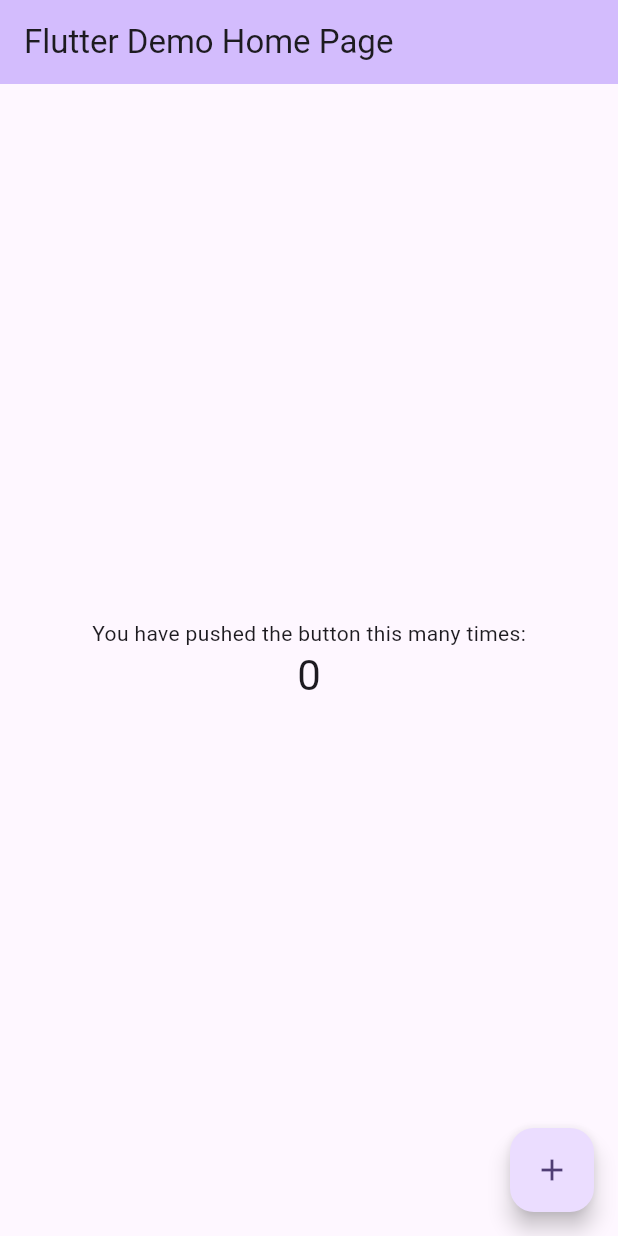
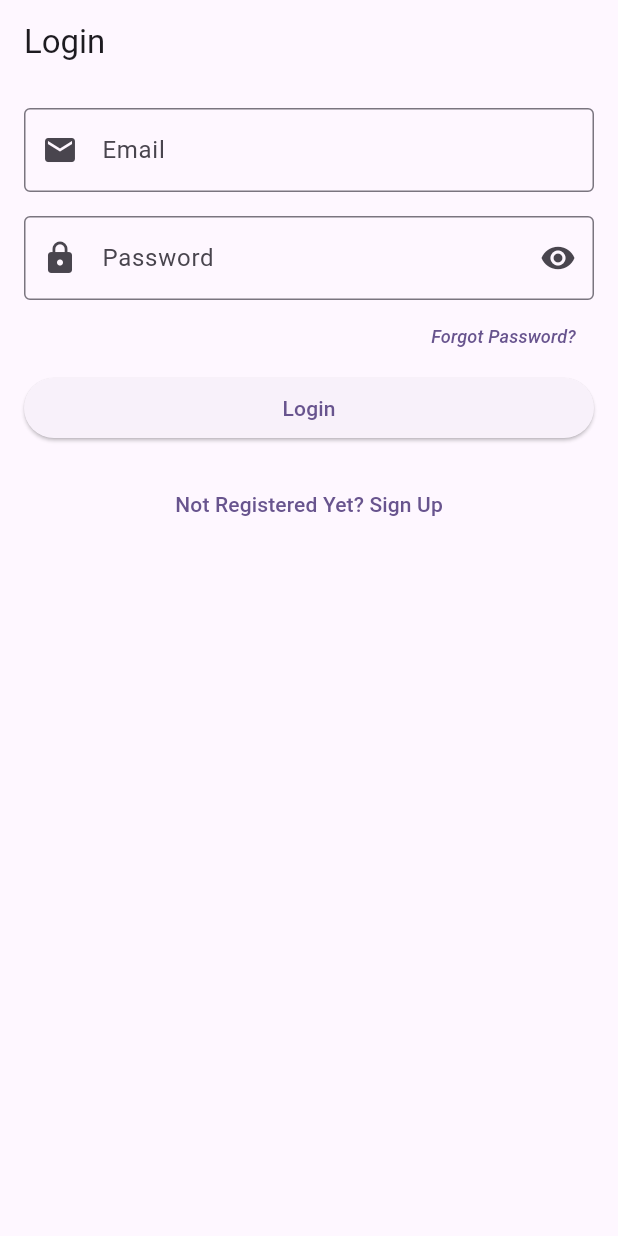
Before and after one commit to abidroid/sbbwu_firebase, a Flutter app: the screen it shows after launch, on a phone screen of 412 x 824 dp. Run offline on Flutter 3.47's test engine with Material 3 defaults, Android fonts, the phone set to English and light mode, and no system bars; our stand-ins replace gap.

Commit message:
screens design

```diff
--- a/lib/main.dart
+++ b/lib/main.dart
@@ -1,4 +1,5 @@
 import 'package:flutter/material.dart';
+import 'package:sbbwu_firebase/screens/login_screen.dart';
 
 void main() {
   runApp(const MyApp());
@@ -31,95 +32,7 @@ class MyApp extends StatelessWidget {
         colorScheme: ColorScheme.fromSeed(seedColor: Colors.deepPurple),
         useMaterial3: true,
       ),
-      home: const MyHomePage(title: 'Flutter Demo Home Page'),
+      home: const LoginScreen(),
     );
   }
 }
-
-class MyHomePage extends StatefulWidget {
-  const MyHomePage({super.key, required this.title});
-
-  // This widget is the home page of your application. It is stateful, meaning
-  // that it has a State object (defined below) that contains fields that affect
-  // how it looks.
-
-  // This class is the configuration for the state. It holds the values (in this
-  // case the title) provided by the parent (in this case the App widget) and
-  // used by the build method of the State. Fields in a Widget subclass are
-  // always marked "final".
-
-  final String title;
-
-  @override
-  State<MyHomePage> createState() => _MyHomePageState();
-}
-
-class _MyHomePageState extends State<MyHomePage> {
-  int _counter = 0;
-
-  void _incrementCounter() {
-    setState(() {
-      // This call to setState tells the Flutter framework that something has
-      // changed in this State, which causes it to rerun the build method below
-      // so that the display can reflect the updated values. If we changed
-      // _counter without calling setState(), then the build method would not be
-      // called again, and so nothing would appear to happen.
-      _counter++;
-    });
-  }
-
-  @override
-  Widget build(BuildContext context) {
-    // This method is rerun every time setState is called, for instance as done
-    // by the _incrementCounter method above.
-    //
-    // The Flutter framework has been optimized to make rerunning build methods
-    // fast, so that you can just rebuild anything that needs updating rather
-    // than having to individually change instances of widgets.
-    return Scaffold(
-      appBar: AppBar(
-        // TRY THIS: Try changing the color here to a specific color (to
-        // Colors.amber, perhaps?) and trigger a hot reload to see the AppBar
-        // change color while the other colors stay the same.
-        backgroundColor: Theme.of(context).colorScheme.inversePrimary,
-        // Here we take the value from the MyHomePage object that was created by
-        // the App.build method, and use it to set our appbar title.
-        title: Text(widget.title),
-      ),
-      body: Center(
-        // Center is a layout widget. It takes a single child and positions it
-        // in the middle of the parent.
-        child: Column(
-          // Column is also a layout widget. It takes a list of children and
-          // arranges them vertically. By default, it sizes itself to fit its
-          // children horizontally, and tries to be as tall as its parent.
-          //
-          // Column has various properties to control how it sizes itself and
-          // how it positions its children. Here we use mainAxisAlignment to
-          // center the children vertically; the main axis here is the vertical
-          // axis because Columns are vertical (the cross axis would be
-          // horizontal).
-          //
-          // TRY THIS: Invoke "debug painting" (choose the "Toggle Debug Paint"
-          // action in the IDE, or press "p" in the console), to see the
-          // wireframe for each widget.
-          mainAxisAlignment: MainAxisAlignment.center,
-          children: <Widget>[
-            const Text(
-              'You have pushed the button this many times:',
-            ),
-            Text(
-              '$_counter',
-              style: Theme.of(context).textTheme.headlineMedium,
-            ),
-          ],
-        ),
-      ),
-      floatingActionButton: FloatingActionButton(
-        onPressed: _incrementCounter,
-        tooltip: 'Increment',
-        child: const Icon(Icons.add),
-      ), // This trailing comma makes auto-formatting nicer for build methods.
-    );
-  }
-}
--- /dev/null
+++ b/lib/screens/login_screen.dart
@@ -0,0 +1,84 @@
+import 'package:flutter/material.dart';
+import 'package:gap/gap.dart';
+import 'package:sbbwu_firebase/screens/forgot_password_screen.dart';
+import 'package:sbbwu_firebase/screens/sign_up_screen.dart';
+
+class LoginScreen extends StatefulWidget {
+  const LoginScreen({super.key});
+
+  @override
+  State<LoginScreen> createState() => _LoginScreenState();
+}
+
+class _LoginScreenState extends State<LoginScreen> {
+
+  TextEditingController emailC = TextEditingController();
+  TextEditingController passC = TextEditingController();
+
+  bool obscureText = true;
+
+  @override
+  Widget build(BuildContext context) {
+    return Scaffold(
+      appBar: AppBar(
+        title: const Text('Login'),
+      ),
+      body: Padding(
+        padding: const EdgeInsets.all(16.0),
+        child: ListView(
+          children: [
+
+            TextField(
+              controller: emailC,
+              decoration: const InputDecoration(
+                hintText: 'Email',
+                prefixIcon: Icon(Icons.email),
+                border: OutlineInputBorder()
+              ),
+            ),
+
+            const Gap(16),
+            TextField(
+              controller: passC,
+              obscureText: obscureText,
+              decoration:  InputDecoration(
+                  hintText: 'Password',
+                  prefixIcon: const Icon(Icons.lock),
+                  suffixIcon: IconButton(onPressed: (){
+                    setState(() {
+                      obscureText = !obscureText;
+                    });
+
+                  }, icon: Icon( obscureText ?  Icons.visibility : Icons.visibility_off)),
+                  border: const OutlineInputBorder()
+              ),
+            ),
+            TextButton(
+                style: TextButton.styleFrom(
+                  alignment: Alignment.centerRight
+                ),
+                onPressed: (){
+
+                  Navigator.of(context).push(MaterialPageRoute(builder: (context){
+                    return const ForgotPasswordScreen();
+                  }));
+
+                }, child: const Text('Forgot Password?',
+              style: TextStyle(fontSize: 12, fontStyle: FontStyle.italic),)),
+
+
+            ElevatedButton(onPressed: (){}, child: const Text('Login')),
+
+            const Gap(16),
+
+            TextButton(onPressed: (){
+              Navigator.of(context).push(MaterialPageRoute(builder: (context){
+                return const SignUpScreen();
+              }));
+            }, child: const Text('Not Registered Yet? Sign Up'))
+          ],
+        ),
+      ),
+    );
+  }
+}
--- a/pubspec.yaml
+++ b/pubspec.yaml
@@ -35,6 +35,9 @@ dependencies:
   # The following adds the Cupertino Icons font to your application.
   # Use with the CupertinoIcons class for iOS style icons.
   cupertino_icons: ^1.0.6
+  gap: ^3.0.1
+  flutter_spinkit: ^5.2.0
+  fluttertoast: ^8.2.4
 
 dev_dependencies:
   flutter_test:
```
Also changed, not shown: lib/screens/add_task_screen.dart (added, +21 -0 lines), lib/screens/dashboard_screen.dart (added, +21 -0 lines), lib/screens/forgot_password_screen.dart (added, +21 -0 lines), lib/screens/sign_up_screen.dart (added, +94 -0 lines), lib/screens/task_update_screen.dart (added, +20 -0 lines), lib/screens/verify_email_screen.dart (added, +20 -0 lines), lib/screens/profile_screen.dart (added), pubspec.lock, 1 other file.
